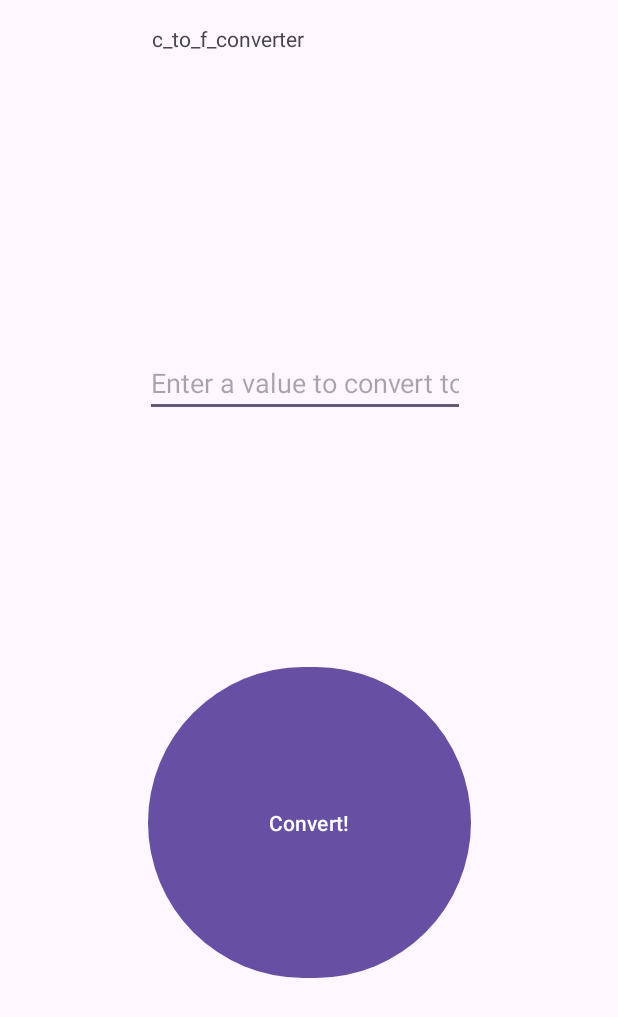
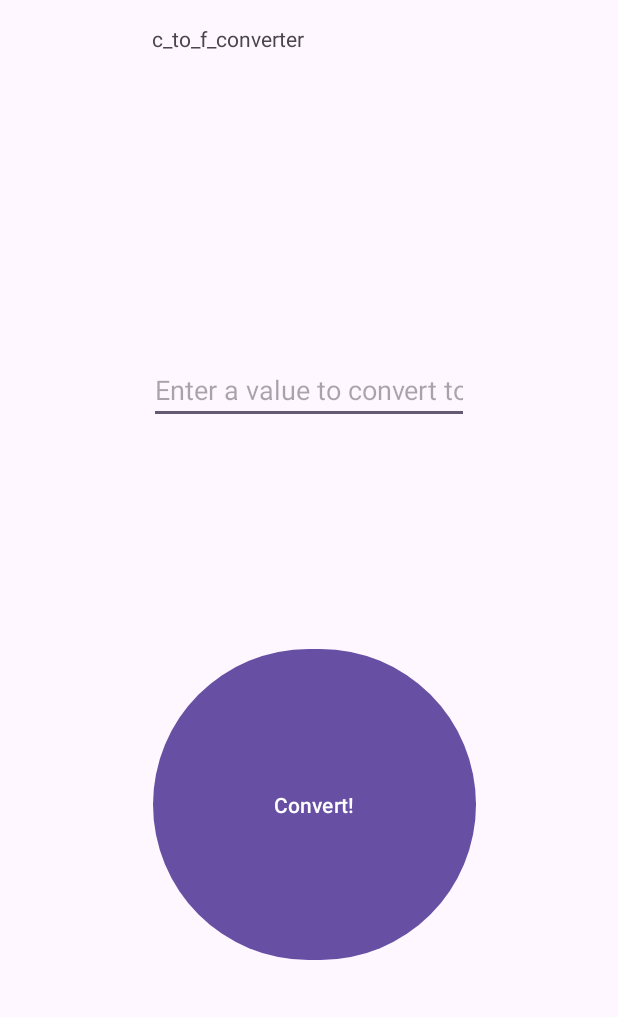
Before and after one commit to Cooper-W-04/CST338-Lab-Android-Fahrenheit-to-Celsius-Converter, an Android app: the screen it shows after launch (MainActivity), on a phone screen of 412 x 824 dp. Shown: the top 1017 px of the screen. Run offline under Robolectric (Android 15) with nearby library versions, the phone set to English and light mode, and no system bars.

Commit message:
the whole thing broke after i did the build thingy

```diff
--- a/app/src/main/res/layout/activity_main.xml
+++ b/app/src/main/res/layout/activity_main.xml
@@ -30,20 +30,20 @@
         app:layout_constrainTop_toBottomOf="@+id/CtoFTitleTextView"
         app:layout_constraintBottom_toTopOf="@+id/CtoFConvertButton"
         app:layout_constraintEnd_toEndOf="parent"
-        app:layout_constraintHorizontal_bias="0.486"
         app:layout_constraintStart_toStartOf="parent"
-        app:layout_constraintTop_toBottomOf="@+id/CtoFTitleTextView" />
+        app:layout_constraintTop_toBottomOf="@+id/CtoFTitleTextView"
+        app:layout_constraintVertical_bias="0.54" />
 
     <Button
         android:id="@+id/CtoFConvertButton"
         android:layout_width="215dp"
         android:layout_height="215dp"
-        android:layout_marginBottom="168dp"
+        android:layout_marginBottom="180dp"
         android:text="@string/convert"
         app:layout_constrainTop_toBottomOf="@+id/CtoFEnteredValueEditText"
         app:layout_constraintBottom_toBottomOf="parent"
         app:layout_constraintEnd_toEndOf="parent"
-        app:layout_constraintHorizontal_bias="0.503"
+        app:layout_constraintHorizontal_bias="0.517"
         app:layout_constraintStart_toStartOf="parent" />
 
     <TextView
```
